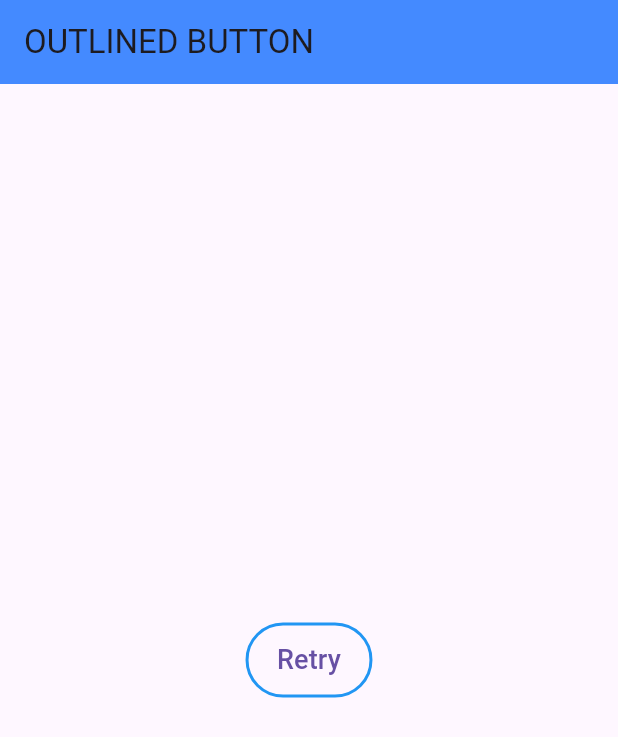
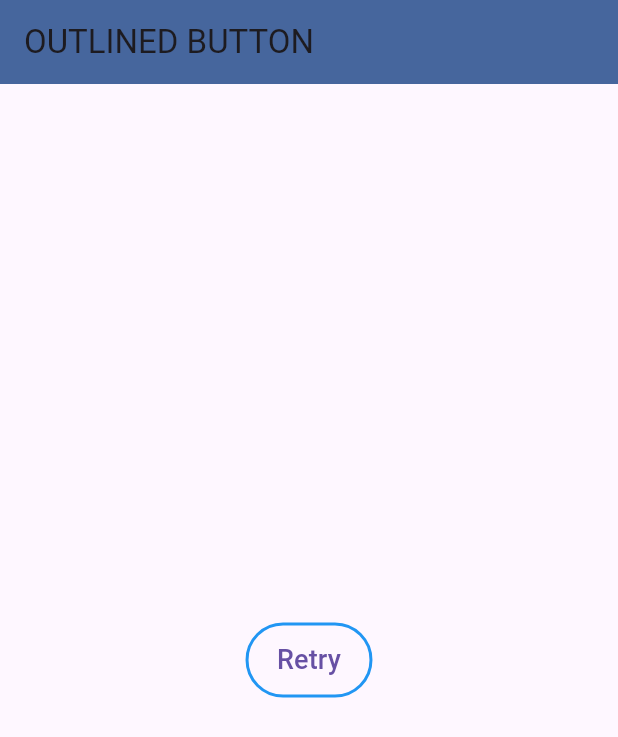
Before and after one commit to am-riffana/outlined_button, a Flutter app: the screen it shows after launch, on a phone screen of 412 x 824 dp. Shown: the top 737 px of the screen. Run offline on Flutter 3.47's test engine with Material 3 defaults, Android fonts, the phone set to English and light mode, and no system bars.

Commit message:
Change the color

```diff
--- a/lib/main.dart
+++ b/lib/main.dart
@@ -23,7 +23,7 @@ class MyHomePage extends StatelessWidget {
   Widget build(BuildContext context) {
     return Scaffold(
       appBar: AppBar(
-        backgroundColor: Colors.blueAccent,
+        backgroundColor: const Color.fromARGB(255, 70, 102, 157),
         title:  Text("OUTLINED BUTTON"),
       ),
       body: Center(
```
